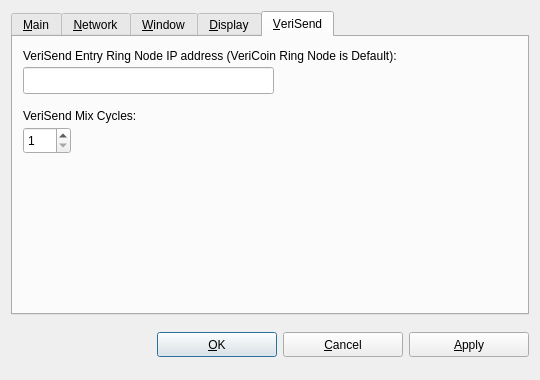
Before: the Qt Designer form src/qt/forms/optionsdialog.ui in VeriConomy/vericoin, drawn with Qt 5.
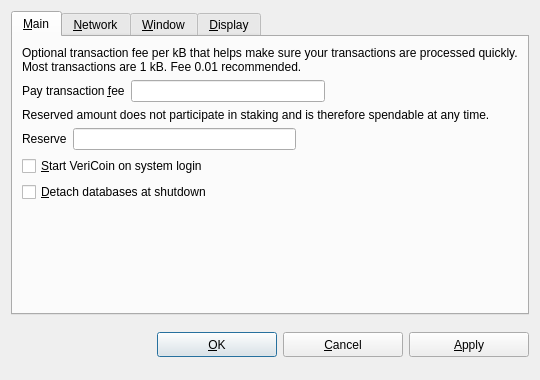
After: the same form once the commit is applied. The open tabs and pages were chosen to show the change. Custom widgets are drawn as their Qt base class.

```diff
--- a/src/qt/forms/optionsdialog.ui
+++ b/src/qt/forms/optionsdialog.ui
@@ -508,66 +508,6 @@
        </item>
       </layout>
      </widget>
-     <widget class="QWidget" name="tab">
-      <attribute name="title">
-       <string>&amp;VeriSend</string>
-      </attribute>
-      <widget class="QSpinBox" name="veriSendMixNumber">
-       <property name="geometry">
-        <rect>
-         <x>10</x>
-         <y>90</y>
-         <width>48</width>
-         <height>27</height>
-        </rect>
-       </property>
-       <property name="minimum">
-        <number>1</number>
-       </property>
-       <property name="maximum">
-        <number>15</number>
-       </property>
-       <property name="value">
-        <number>1</number>
-       </property>
-      </widget>
-      <widget class="QLabel" name="veriSendMixLabel">
-       <property name="geometry">
-        <rect>
-         <x>10</x>
-         <y>70</y>
-         <width>141</width>
-         <height>17</height>
-        </rect>
-       </property>
-       <property name="text">
-        <string>VeriSend Mix Cycles:</string>
-       </property>
-      </widget>
-      <widget class="QLabel" name="veriSendIPLabel">
-       <property name="geometry">
-        <rect>
-         <x>10</x>
-         <y>10</y>
-         <width>471</width>
-         <height>17</height>
-        </rect>
-       </property>
-       <property name="text">
-        <string>VeriSend Entry Ring Node IP address (VeriCoin Ring Node is Default):</string>
-       </property>
-      </widget>
-      <widget class="QLineEdit" name="veriSendIP">
-       <property name="geometry">
-        <rect>
-         <x>10</x>
-         <y>30</y>
-         <width>251</width>
-         <height>27</height>
-        </rect>
-       </property>
-      </widget>
-     </widget>
     </widget>
    </item>
    <item>
```
Left out of the diff: 2 changed lines with no effect on the pictures.
